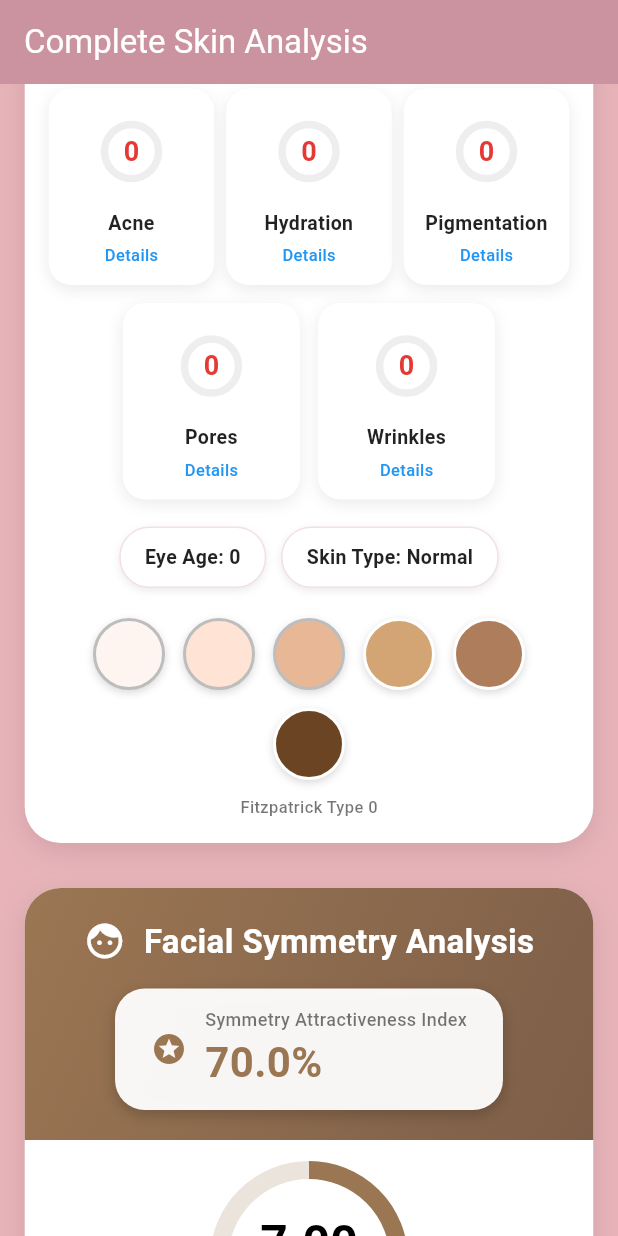
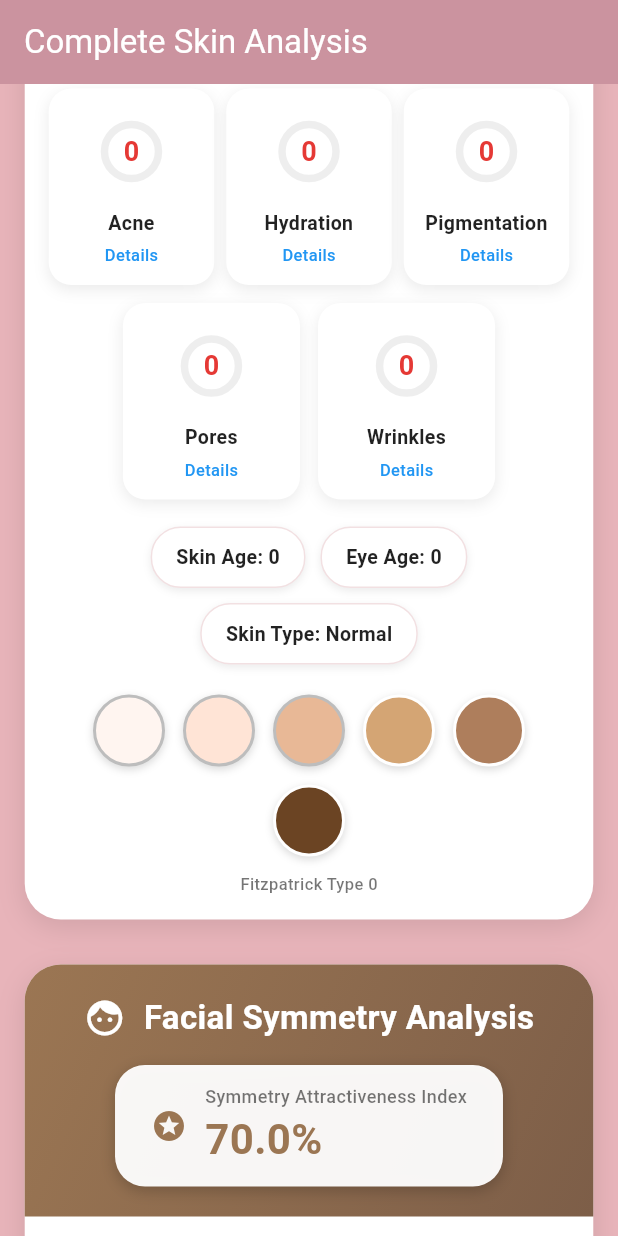
Before and after one commit to zenithstar1/youv.ai, a Flutter app: the SkinAnalysisScreen screen opened directly with empty values, scrolled down 576 dp, on a phone screen of 412 x 824 dp. Run offline on Flutter 3.47's test engine with Material 3 defaults, Android fonts, the phone set to English and light mode, and no system bars; our stand-ins replace file_picker, firebase_auth, firebase_core, flutter_bloc, google_fonts, google_sign_in and 2 more; missing offline and left inert: dart:html, dart:js, dart:ui_web; accounts and stored records are empty.

Commit message:
skin age added

```diff
--- a/lib/screens/skin_analysis_screen.dart
+++ b/lib/screens/skin_analysis_screen.dart
@@ -1652,6 +1652,9 @@ class _SkinAnalysisScreenState extends State<SkinAnalysisScreen> {
                   alignment: WrapAlignment.center,
                   children: [
                     _buildLargeInfoPill(
+                      'Skin Age: ${widget.analysisData!.skinAge}',
+                    ),
+                    _buildLargeInfoPill(
                       'Eye Age: ${widget.analysisData!.eyeAge}',
                     ),
                     _buildLargeInfoPill(
```
Also changed, not shown: 3 other files.
